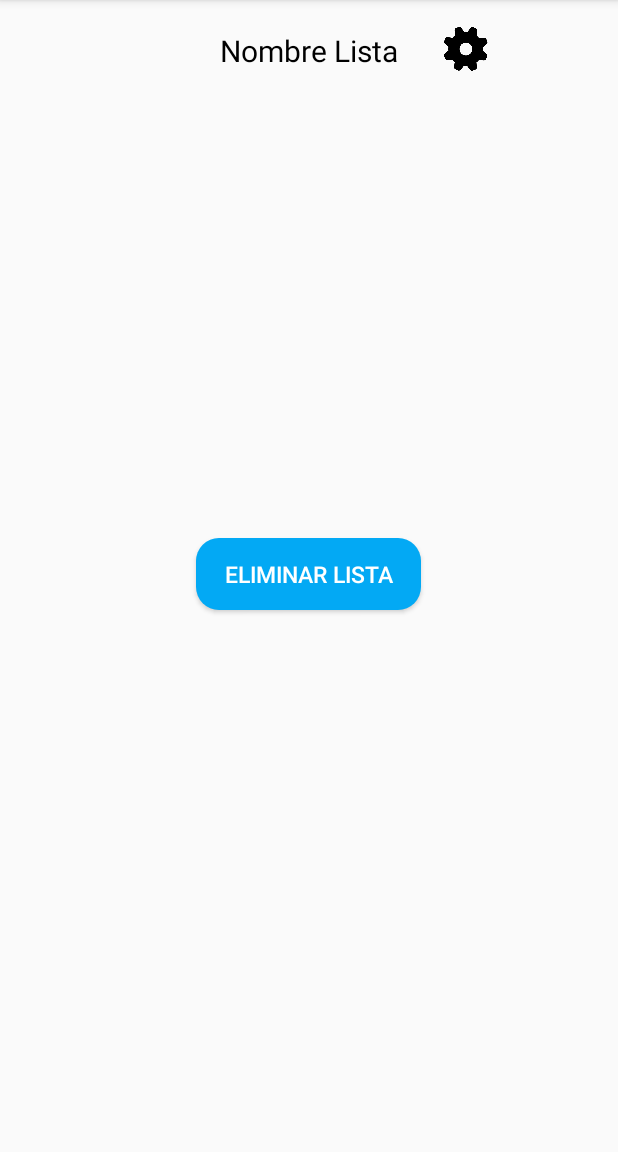
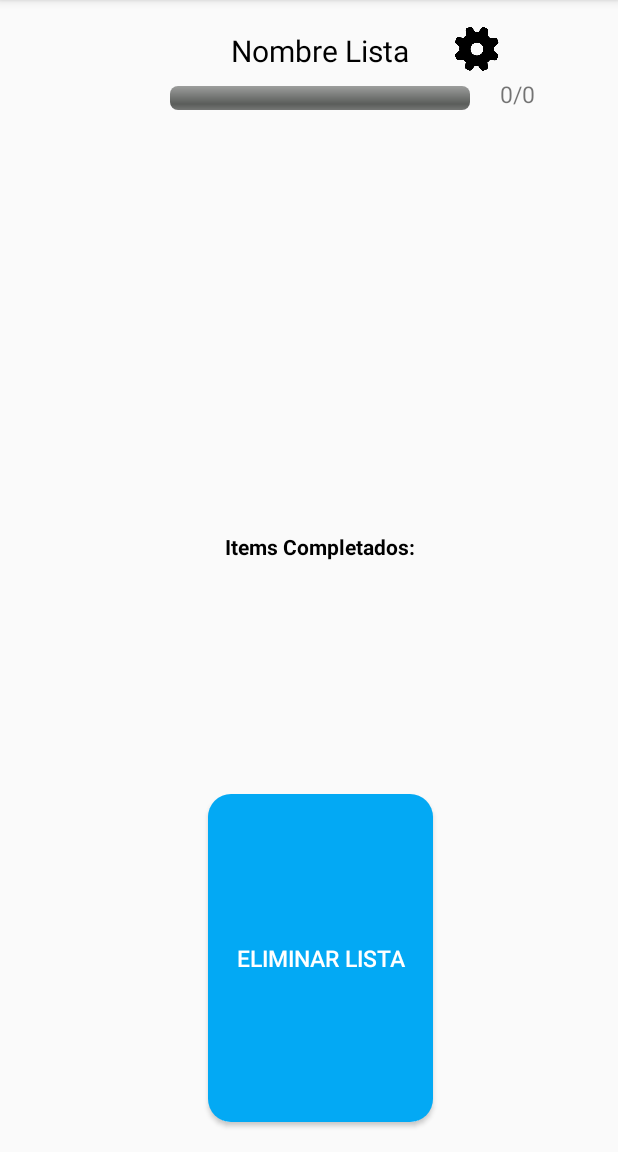
Before and after one commit to vinybazterrica/SimpleListAppMobile, an Android app: the ActivityLista screen opened directly, with no data from a screen before it, on a phone screen of 412 x 824 dp, the part 84-1236 px from its top. Run offline under Robolectric (Android 15) with nearby library versions, the phone set to English and light mode, and no system bars.

Commit message:
Cambios mixtos

```diff
--- a/app/src/main/java/com/VinyApps/SimpleListApp/ActivityCreaLista.java
+++ b/app/src/main/java/com/VinyApps/SimpleListApp/ActivityCreaLista.java
@@ -140,7 +140,7 @@ public class ActivityCreaLista extends AppCompatActivity {
                 finish();
 
         } else {
-            Toast.makeText(this,"Debe ingresar nombre de Lista", Toast.LENGTH_SHORT).show();
+            Toast.makeText(this,"Debe ingresar minimo 1 producto", Toast.LENGTH_SHORT).show();
         }
 
     }
--- a/app/src/main/java/com/VinyApps/SimpleListApp/ActivityLista.java
+++ b/app/src/main/java/com/VinyApps/SimpleListApp/ActivityLista.java
@@ -9,15 +9,19 @@ import android.content.Intent;
 import android.database.Cursor;
 import android.database.sqlite.SQLiteDatabase;
 import android.os.Bundle;
+import android.os.Handler;
 import android.text.Html;
 import android.view.View;
 import android.widget.AdapterView;
 import android.widget.ArrayAdapter;
 import android.widget.Button;
+import android.widget.ListAdapter;
 import android.widget.ListView;
+import android.widget.ProgressBar;
 import android.widget.TextView;
 import android.widget.Toast;
 
+import com.VinyApps.SimpleListApp.utilidades.Adaptador;
 import com.VinyApps.SimpleListApp.utilidades.ModificarLista;
 
 import java.util.ArrayList;
@@ -25,28 +29,38 @@ import java.util.List;
 
 public class ActivityLista extends AppCompatActivity {
 
-    private TextView nombre_lista;
-    private ListView lista_Objetos_Lista;
+    private TextView nombre_lista, contadorProgreso;
+    private ListView lista_Objetos_Lista, lista_objetos_completados;
     private Button btnEliminar, btnModificar;
+    private ProgressBar progresoItems;
 
     List<String> objetosLista = new ArrayList<>();
     List<Integer> idsObjetos = new ArrayList<>();
+    List<String> objetosCompletados = new ArrayList<>();
     ArrayAdapter<String> adapterLista;
+    ArrayAdapter<String> adapterListaCompletos;
+
+    Handler handler = new Handler();
 
     //Constantes de SQLite:
     String nombre_bdd = "bd_listas";
-    String bdd_Busca_Nombre_en_nombreLista_id ="SELECT nombre from nombreLista where id =";
-    String bdd_Busca_id_objeto_en_objetosLista_por_id ="SELECT id,objeto FROM objetosLista WHERE id_lista = ";
+    String bdd_Busca_Nombre_en_nombreLista_id = "SELECT nombre from nombreLista where id =";
+    String bdd_Busca_id_objeto_en_objetosLista_por_id = "SELECT id,objeto FROM objetosLista WHERE id_lista = ";
     String bdd_Elimina_objetosLista_por_id = "DELETE from objetosLista where id =";
     String bdd_Elimina_nombreLista_por_id = "DELETE from nombreLista where id =";
     String bdd_Elimina_objetosLista_por_idLista = "DELETE FROM objetosLista where id_lista =";
 
     //Constantes normales:
-    String mensaje_elimina_item = "¿Desea eliminar el item seleccionado?";
+    String mensaje_elimina_item = "¿Desea eliminar el item  o marcarlo como 'Completado'?";
     String mensaje_Elimina_Lista = "¿Desea Eliminar la Lista?";
     String id_borrado = "Id borrado : ";
     String consulta_Eliminar_item = "¿Eliminar Item?";
     String consulta_Eliminar_Lista = "¿Eliminar Lista?";
+    String consulta_volver_Pendiente = "¿Desea marcar como 'No Completado'?";
+    String volver_Pendiente = "Eliminara el item del listado de Completados";
+
+    //Variables:
+    int progreso = 0;
 
     @Override
     protected void onCreate(Bundle savedInstanceState) {
@@ -55,44 +69,48 @@ public class ActivityLista extends AppCompatActivity {
         getSupportActionBar().setDisplayShowHomeEnabled(true); //Agrego el icono al ActionBar
         getSupportActionBar().setIcon(R.mipmap.ic_launcher);   //Seteo el icono que quiero en el ActionBar
 
-
-        final long idLista = getIntent().getLongExtra("idLista",-1);
+        final long idLista = getIntent().getLongExtra("idLista", -1);
 
         nombre_lista = findViewById(R.id.nombreLista);
         lista_Objetos_Lista = findViewById(R.id.listadoDeObjetos);
+        lista_objetos_completados= findViewById(R.id.ListaItemsCompletados);
         btnEliminar = findViewById(R.id.btnEliminar);
         btnModificar = findViewById(R.id.btn_modificar_lista);
+        progresoItems = findViewById(R.id.BarraProgreso);
+        contadorProgreso = findViewById(R.id.contador);
 
         adapterLista = new ArrayAdapter<>(getApplicationContext(), R.layout.items_lista, objetosLista); //Antes iba objetosLista
+        adapterListaCompletos = new ArrayAdapter<>(getApplication(), R.layout.items_lista_completados,objetosCompletados);
+
         lista_Objetos_Lista.setAdapter(adapterLista);
+        lista_objetos_completados.setAdapter(adapterListaCompletos);
 
         ConexionSQLiteHelper conn = new ConexionSQLiteHelper(getApplicationContext(), nombre_bdd, null, 4);
         SQLiteDatabase db = conn.getWritableDatabase();
 
-        Cursor buscoNombre = db.rawQuery(bdd_Busca_Nombre_en_nombreLista_id+idLista,null);
+        Cursor buscoNombre = db.rawQuery(bdd_Busca_Nombre_en_nombreLista_id + idLista, null);
 
         if (buscoNombre != null && buscoNombre.moveToFirst()) {
-            do{
-                String  NombreLista = buscoNombre.getString(0);
+            do {
+                String NombreLista = buscoNombre.getString(0);
                 nombre_lista.setText(NombreLista);
-            }while (buscoNombre.moveToNext());
+            } while (buscoNombre.moveToNext());
         }
 
         buscoNombre.close();
 
-        Cursor fila = db.rawQuery(bdd_Busca_id_objeto_en_objetosLista_por_id+idLista, null);
-
+        Cursor fila = db.rawQuery(bdd_Busca_id_objeto_en_objetosLista_por_id + idLista, null);
 
         if (fila != null && fila.moveToFirst()) {
-            do{
+            do {
                 int idObjeto = fila.getInt(0);
-               String  NombreLista = fila.getString(1);
+                String NombreLista = fila.getString(1);
                 idsObjetos.add(idObjeto);
-               objetosLista.add(NombreLista);
-            }while (fila.moveToNext());
+                objetosLista.add(NombreLista);
+            } while (fila.moveToNext());
         }
 
-
+        contadorProgreso.setText(progreso + "/" + objetosLista.size());
         fila.close();
 
         lista_Objetos_Lista.setOnItemClickListener(new AdapterView.OnItemClickListener() {
@@ -110,20 +128,45 @@ public class ActivityLista extends AppCompatActivity {
 
                                 int id_Objeto = idsObjetos.get(position);
 
-                                db.execSQL(bdd_Elimina_objetosLista_por_id+id_Objeto);
+                                db.execSQL(bdd_Elimina_objetosLista_por_id + id_Objeto);
 
                                 objetosLista.remove(position);
                                 adapterLista.notifyDataSetChanged();
 
                                 db.close();
 
-                                Toast.makeText(getApplicationContext(),id_borrado+id_Objeto, Toast.LENGTH_SHORT).show();
+                                Toast.makeText(getApplicationContext(), id_borrado + id_Objeto, Toast.LENGTH_SHORT).show();
                             }
                         })
-                        .setNegativeButton("No", new DialogInterface.OnClickListener() {
+                        .setNegativeButton("Completado", new DialogInterface.OnClickListener() {
+
                             @Override
                             public void onClick(DialogInterface dialog, int which) {
-                                dialog.cancel();
+                                progreso++;
+                                new Thread(new Runnable() {
+                                    @Override
+                                    public void run() {
+                                        while (progreso < objetosLista.size()){
+                                            handler.post(new Runnable() {
+                                                @Override
+                                                public void run() {
+                                                    progresoItems.setMax(objetosLista.size());
+                                                    progresoItems.setProgress(progreso);
+                                                    contadorProgreso.setText(progreso + "/" + objetosLista.size());
+                                                }
+                                            });
+                                            try {
+                                                Thread.sleep(100);
+                                            } catch (InterruptedException e){
+                                                e.printStackTrace();
+                                            }
+                                        }
+                                        if (progreso == objetosLista.size()){
+                                            Toast.makeText(getApplicationContext(),"Lista Completa!", Toast.LENGTH_SHORT).show();
+                                        }
+                                    }
+                                }).start();
+                                objetosCompletados.add(objetosLista.get(position));
                             }
                         });
                 AlertDialog titulo = alerta.create();
@@ -132,22 +175,45 @@ public class ActivityLista extends AppCompatActivity {
             }
         });
 
-        db.close();
+        lista_objetos_completados.setOnItemClickListener(new AdapterView.OnItemClickListener() {
+            @Override
+            public void onItemClick(AdapterView<?> parent, View view, final int position, long id) {
+                    final AlertDialog.Builder pendiente = new AlertDialog.Builder(ActivityLista.this);
+                    pendiente.setMessage(volver_Pendiente)
+                            .setCancelable(true)
+                            .setPositiveButton("Si", new DialogInterface.OnClickListener() {
+                                @Override
+                                public void onClick(DialogInterface dialog, int which) {
+                                    objetosCompletados.remove(position);
+                                    progreso = progreso - 1;
+                                }
+                            }).setNegativeButton("No", new DialogInterface.OnClickListener() {
+                        @Override
+                        public void onClick(DialogInterface dialog, int which) {
+                            dialog.cancel();
+                        }
+                    });
+                    AlertDialog titulo = pendiente.create();
+                    pendiente.setTitle(consulta_volver_Pendiente);
+                    titulo.show();
+            }
+        });
+
         btnEliminar.setOnClickListener(new View.OnClickListener() {
             @Override
             public void onClick(View v) {
-                AlertDialog.Builder preguntaEliminar = new AlertDialog.Builder(ActivityLista.this);
+                final AlertDialog.Builder preguntaEliminar = new AlertDialog.Builder(ActivityLista.this);
                 preguntaEliminar.setMessage(mensaje_Elimina_Lista)
                         .setCancelable(true)
                         .setPositiveButton("Si", new DialogInterface.OnClickListener() {
                             @Override
                             public void onClick(DialogInterface dialog, int which) {
-                                ConexionSQLiteHelper conn = new ConexionSQLiteHelper(getApplicationContext(), nombre_bdd, null, 4);//
+                                ConexionSQLiteHelper conn = new ConexionSQLiteHelper(getApplicationContext(), nombre_bdd, null, 4);
                                 SQLiteDatabase db = conn.getWritableDatabase();
                                 int idLista_Eliminar = (int) idLista;
 
-                                db.execSQL(bdd_Elimina_nombreLista_por_id+idLista_Eliminar);
-                                db.execSQL(bdd_Elimina_objetosLista_por_idLista+idLista_Eliminar);
+                                db.execSQL(bdd_Elimina_nombreLista_por_id + idLista_Eliminar);
+                                db.execSQL(bdd_Elimina_objetosLista_por_idLista + idLista_Eliminar);
 
                                 Intent i = new Intent(getApplicationContext(), BuscarListas.class);
                                 startActivity(i);
@@ -160,7 +226,6 @@ public class ActivityLista extends AppCompatActivity {
                         dialog.cancel();
                     }
                 });
-
                 AlertDialog titulo = preguntaEliminar.create();
                 preguntaEliminar.setTitle(consulta_Eliminar_Lista);
                 titulo.show();
@@ -171,10 +236,9 @@ public class ActivityLista extends AppCompatActivity {
             @Override
             public void onClick(View v) {
                 Intent enviarAModificar = new Intent(getApplicationContext(), ModificarLista.class);
-                enviarAModificar.putExtra("idLista",idLista);
+                enviarAModificar.putExtra("idLista", idLista);
                 startActivity(enviarAModificar);
             }
         });
-
     }
 }
--- /dev/null
+++ b/app/src/main/res/drawable/barra_de_progreso.xml
@@ -0,0 +1,40 @@
+<?xml version="1.0" encoding="utf-8"?>
+<layer-list xmlns:android="http://schemas.android.com/apk/res/android">
+    <item android:id="@android:id/background">
+        <shape>
+            <corners android:radius="5dip" />
+            <gradient
+                android:angle="270"
+                android:centerColor="#ff5a5d5a"
+                android:centerY="0.75"
+                android:endColor="#ff747674"
+                android:startColor="#ff9d9e9d" />
+        </shape>
+    </item>
+
+    <item android:id="@android:id/secondaryProgress">
+        <clip>
+            <shape>
+                <corners android:radius="5dip" />
+                <gradient
+                    android:angle="270"
+                    android:centerColor="#80ffb600"
+                    android:centerY="0.75"
+                    android:endColor="#a0ffcb00"
+                    android:startColor="#80ffd300" />
+            </shape>
+        </clip>
+    </item>
+    <item android:id="@android:id/progress">
+        <clip>
+            <shape>
+                <corners android:radius="5dip" />
+                <gradient
+                    android:angle="270"
+                    android:endColor="#008000"
+                    android:startColor="#33FF33" />
+            </shape>
+        </clip>
+    </item>
+
+</layer-list>
--- a/app/src/main/res/layout/activity_lista.xml
+++ b/app/src/main/res/layout/activity_lista.xml
@@ -4,6 +4,7 @@
     xmlns:tools="http://schemas.android.com/tools"
     android:layout_width="match_parent"
     android:layout_height="match_parent"
+    android:layout_marginStart="15dp"
     tools:context=".ActivityLista">
 
     <RelativeLayout
@@ -11,6 +12,28 @@
         android:layout_height="match_parent"
         app:layout_constraintStart_toStartOf="parent"
         app:layout_constraintTop_toTopOf="parent">
+
+        <ProgressBar
+            android:id="@+id/BarraProgreso"
+            style="?android:attr/progressBarStyleHorizontal"
+            android:layout_width="200dp"
+            android:layout_height="wrap_content"
+            android:layout_below="@id/nombreLista"
+            android:layout_centerHorizontal="true"
+            android:layout_marginTop="10dp"
+            android:layout_marginBottom="10dp"
+            android:indeterminate="false"
+            android:progress="0"
+            android:progressDrawable="@drawable/barra_de_progreso"/>
+
+        <TextView
+            android:id="@+id/contador"
+            android:layout_width="wrap_content"
+            android:layout_height="wrap_content"
+            android:layout_alignBottom="@id/BarraProgreso"
+            android:layout_marginStart="20dp"
+            android:layout_toEndOf="@id/BarraProgreso"
+            android:textSize="15sp" />
 
         <Button
             android:id="@+id/btn_modificar_lista"
@@ -27,13 +50,14 @@
             android:id="@+id/btnEliminar"
             android:layout_width="150dp"
             android:layout_height="wrap_content"
-            android:layout_below="@id/listadoDeObjetos"
+            android:layout_below="@id/ListaItemsCompletados"
+            android:layout_alignParentBottom="true"
             android:layout_centerInParent="true"
-            android:layout_marginTop="20dp"
-            android:textSize="15sp"
+            android:layout_marginBottom="20dp"
+            android:background="@drawable/boton_custom"
             android:text="@string/btn_EliminarLista"
-            android:background="@drawable/boton_custom"
-            android:textColor="#FFF"/>
+            android:textColor="#FFF"
+            android:textSize="15sp" />
 
         <TextView
             android:id="@+id/nombreLista"
@@ -41,19 +65,37 @@
             android:layout_height="wrap_content"
             android:layout_centerHorizontal="true"
             android:layout_marginTop="20dp"
-            android:textSize="20sp"
+            android:text="@string/nombreLista"
             android:textColor="#000000"
-            android:text="@string/nombreLista" />
+            android:textSize="20sp" />
 
         <ListView
             android:id="@+id/listadoDeObjetos"
             android:layout_width="match_parent"
             android:layout_height="271dp"
-            android:layout_below="@id/nombreLista"
-            android:layout_centerInParent="true"
-            android:layout_marginTop="20dp" >
+            android:layout_below="@id/BarraProgreso"
+            android:layout_centerInParent="true">
 
         </ListView>
 
+        <TextView
+            android:id="@+id/Items_Completados"
+            android:layout_width="wrap_content"
+            android:layout_height="wrap_content"
+            android:layout_below="@id/listadoDeObjetos"
+            android:layout_centerHorizontal="true"
+            android:layout_marginBottom="10dp"
+            android:text="@string/txt_Items_Completados"
+            android:textAllCaps="false"
+            android:textColor="#000000"
+            android:textStyle="bold" />
+
+        <ListView
+            android:id="@+id/ListaItemsCompletados"
+            android:layout_width="match_parent"
+            android:layout_height="140dp"
+            android:layout_below="@id/Items_Completados"
+            android:layout_marginBottom="5dp" />
+
     </RelativeLayout>
 </androidx.constraintlayout.widget.ConstraintLayout>
--- a/app/src/main/res/layout/activity_main.xml
+++ b/app/src/main/res/layout/activity_main.xml
@@ -39,7 +39,7 @@
             android:background="@drawable/boton_custom"
             android:onClick="CrearLista"
             android:text="@string/btn_NuevaList"
-            android:textColor="#FFFF"/>
+            android:textColor="#FFFF" />
 
         <Button
             android:id="@+id/btn_buscar"
--- a/app/src/main/res/values/strings.xml
+++ b/app/src/main/res/values/strings.xml
@@ -12,6 +12,7 @@
     <string name="txt_producto">Producto</string>
     <string name="txt_AgregarProductoNombre">Ingrese Nombre</string>
     <string name="nombreLista">Nombre Lista</string>
+    <string name="txt_Items_Completados">Items Completados:</string>
 
     //Botones
     <string name="btn_NuevaList">Nueva Lista</string>
@@ -25,5 +26,5 @@
 
     //version APP
     <string name="txt_versionApp">Version de la aplicacion</string>
-    <string name="version_app">6.17</string>
+    <string name="version_app">7.17</string>
 </resources>
```
Also changed, not shown: app/src/main/java/com/VinyApps/SimpleListApp/utilidades/Adaptador.java (added, +30 -0 lines), app/src/main/java/com/VinyApps/SimpleListApp/utilidades/ListaAdaptador.java (added, +45 -0 lines), app/src/main/res/layout/items_lista_botones.xml (added, +34 -0 lines), app/src/main/res/layout/items_lista_completados.xml (added, +11 -0 lines).
